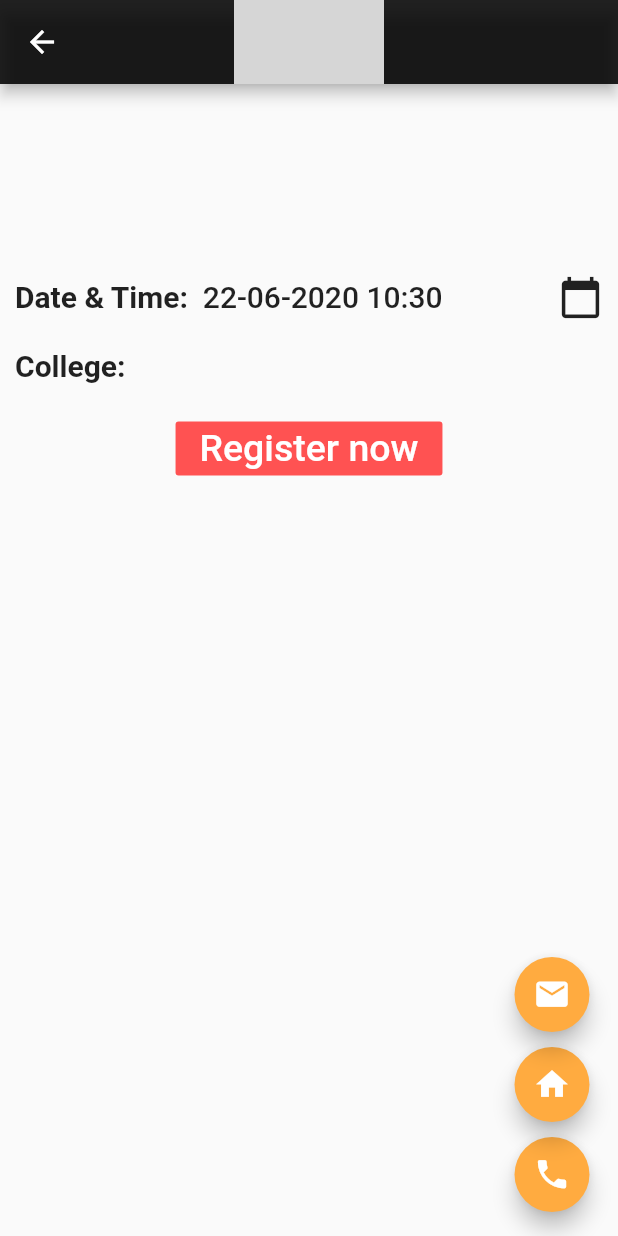
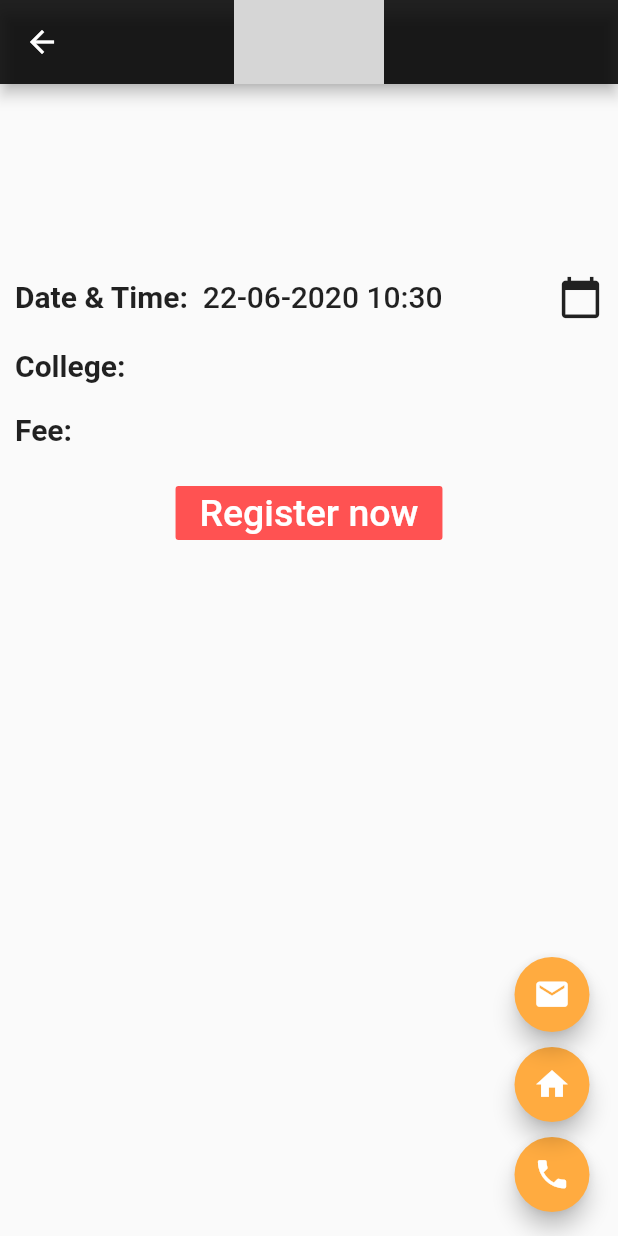
Before and after one commit to khssupriya/UniMe, a Flutter app: the Each screen opened directly with empty values, on a phone screen of 412 x 824 dp. Run offline on Flutter 3.47's test engine with Material 2 defaults, Android fonts, the phone set to English and light mode, and no system bars; our stand-ins replace cloud_firestore, datetime_picker_formfield; missing offline and left inert: add_2_calendar; accounts and stored records are empty; grey boxes are pictures that could not be loaded.

Commit message:
added the price

```diff
--- a/lib/pages/each.dart
+++ b/lib/pages/each.dart
@@ -116,6 +116,25 @@ class _EachState extends State<Each> {
             ],
           ),
           SizedBox(height: 20,),
+          Row(
+            children: <Widget>[
+              Text(
+                'Fee:',
+                style: TextStyle(
+                  fontSize: 20.0,
+                  fontWeight: FontWeight.bold,
+                ),
+              ),
+              SizedBox(width: 10.0,) ,
+              Text(
+                this.documentSnapshot['Fee'],
+                style: TextStyle(
+                  fontSize: 20.0,
+                ),
+              ),
+            ],
+          ),
+          SizedBox(height: 20,),
           Center(
             child: FlatButton(
               color:Colors.redAccent,
--- a/lib/pages/post.dart
+++ b/lib/pages/post.dart
@@ -14,7 +14,7 @@ class Post extends StatefulWidget {
 
 class _PostState extends State<Post> {
 
-  String title, shortDes, clgName, link, email, phone, category;
+  String title, shortDes, clgName, link, email, phone, category, fee;
   DateTime datetm;
 
   final GlobalKey<FormState> _formKey = GlobalKey<FormState>();
@@ -32,10 +32,33 @@ class _PostState extends State<Post> {
       'Email Address': this.email,
       'Phone Number': this.phone,
       '_timeStampUTC': DateTime.now(),
+      'Fee': this.fee,
     }).whenComplete((){
       print("$title created");
     });
+  }
 
+  Widget _buildFee(){
+    return
+    Padding(
+      padding: const EdgeInsets.all(8.0),
+      child: TextFormField(
+        decoration: InputDecoration(
+          labelText: 'Fee',
+          focusedBorder: OutlineInputBorder(
+            borderSide: BorderSide(color: Colors.blue, width: 2.0),
+          ),
+        ),
+        validator: (String val) {
+              if(val.isEmpty)return "Fee is required";
+              else return null;
+        },
+        keyboardType: TextInputType.text,
+        onSaved: (String val){
+          this.fee = val;
+        },
+      ),
+    );
   }
 
   Widget _buildTitle(){
@@ -276,6 +299,7 @@ class _PostState extends State<Post> {
                   _buildShortDes(),
                   _buildClgName(),
                   _buildDate(),
+                  _buildFee(),
                   _buildLink(),
                   _buildEmail(),
                   _buildPhone(),
```
